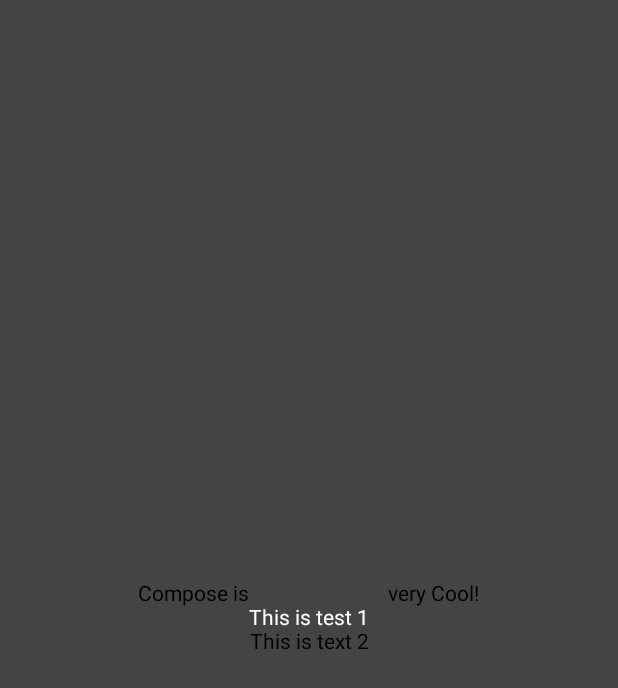
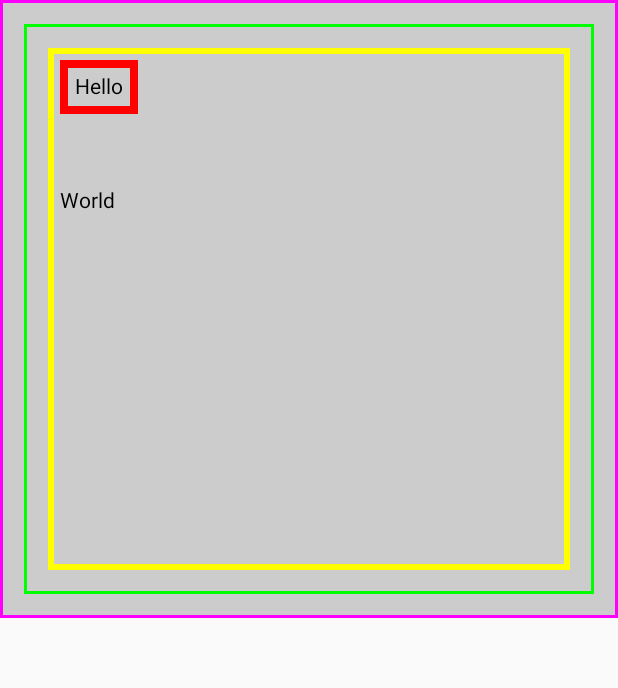
Before and after one commit to fcenesiz/compose-practices, an Android app built with Jetpack Compose: the screen it shows after launch (MainActivity), on a phone screen of 412 x 824 dp. Shown: the top 688 px of the screen. Run offline under Robolectric (Android 15) with nearby library versions, the phone set to English and light mode, and no system bars.

Commit message:
modifiers; border, padding, offset, spacer, clickable

```diff
--- a/app/src/main/java/com/fcenesiz/compose_practices/MainActivity.kt
+++ b/app/src/main/java/com/fcenesiz/compose_practices/MainActivity.kt
@@ -4,7 +4,10 @@ import android.os.Bundle
 import androidx.activity.ComponentActivity
 import androidx.activity.compose.setContent
 import androidx.compose.foundation.background
+import androidx.compose.foundation.border
+import androidx.compose.foundation.clickable
 import androidx.compose.foundation.layout.*
+import androidx.compose.foundation.selection.toggleable
 import androidx.compose.material.MaterialTheme
 import androidx.compose.material.Surface
 import androidx.compose.material.Text
@@ -22,31 +25,25 @@ class MainActivity : ComponentActivity() {
         setContent {
             Column(
                 modifier = Modifier
-                    .fillMaxSize(1f)
-                    .background(Color.DarkGray),
-                horizontalAlignment = Alignment.CenterHorizontally,
-                verticalArrangement = Arrangement.Center
+                    .background(Color.LightGray)
+                    .fillMaxHeight(0.5f)
+                    .fillMaxWidth()
+                    .border(2.dp, Color.Magenta)
+                    .padding(16.dp)
+                    .border(2.dp, Color.Green)
+                    .padding(16.dp)
+                    .border(4.dp, Color.Yellow)
+                    .padding(8.dp)
             ) {
-                Title()
                 Text(
-                    color = Color.White,
-                    text = "This is test 1"
+                    "Hello", modifier = Modifier
+                        .border(5.dp, Color.Red)
+                        .padding(10.dp)
+                        .clickable { }
                 )
-                Text(text = "This is text 2")
-
+                Spacer(modifier = Modifier.height(50.dp))
+                Text("World")
             }
-
         }
     }
 }
-
-@Composable
-fun Title() {
-    Row(
-        modifier = Modifier.fillMaxWidth(),
-        horizontalArrangement = Arrangement.SpaceEvenly
-    ) {
-        Text(text = "Compose is")
-        Text(text = "very Cool!")
-    }
-}
```
